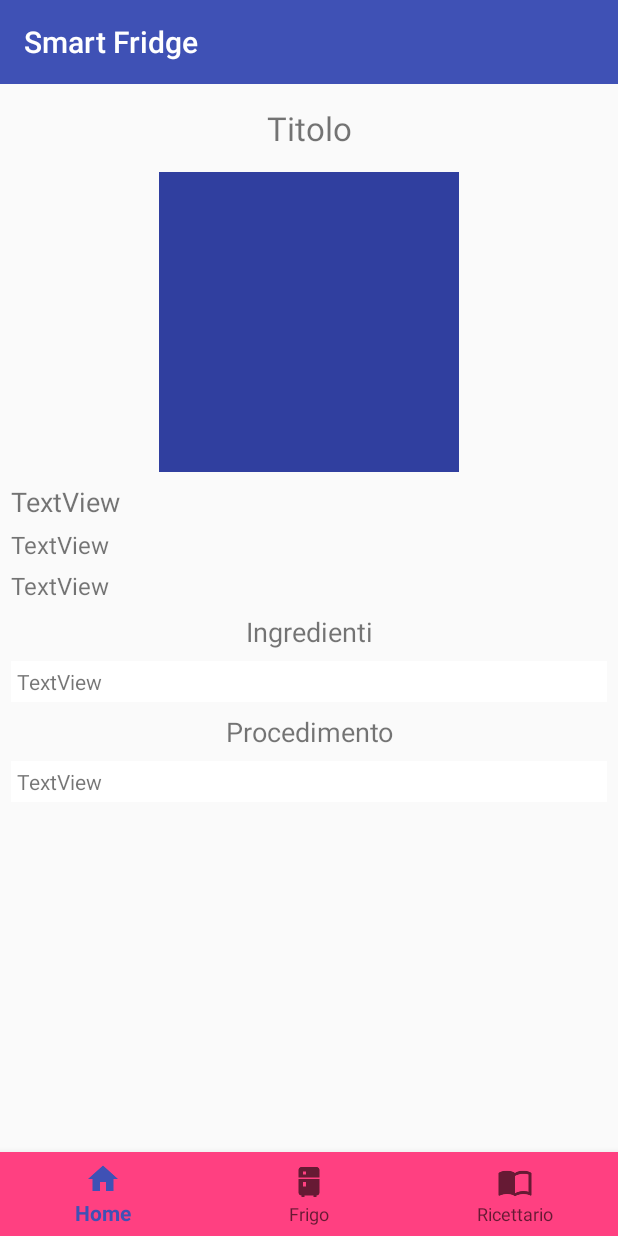
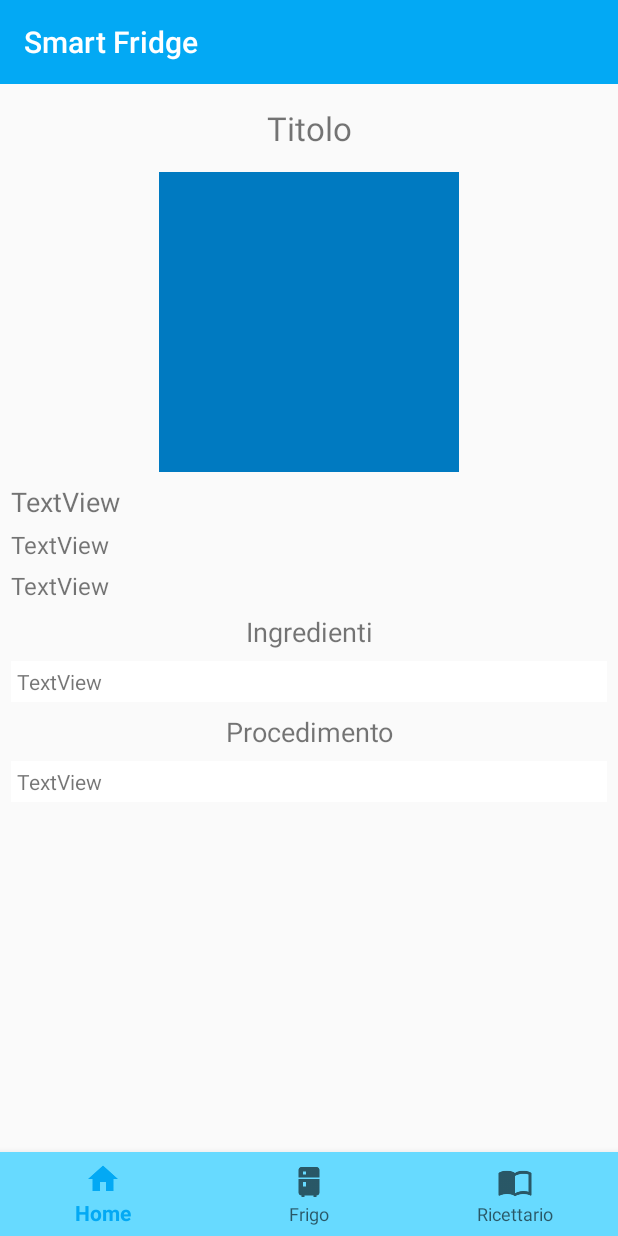
Before and after one commit to alesala95/progetto_domotica, an Android app: the fragment FragRicetta placed in its activity, on a phone screen of 412 x 824 dp. Run offline under Robolectric (Android 15) with nearby library versions, the phone set to English and light mode, and no system bars; our stand-ins replace Picasso; pictures from the network do not load; 1 statement that could not run was skipped.

Commit message:
no message

```diff
--- a/SmartFridge2/app/src/main/java/com/example/lorealerick/smartfridge2/Activity/Main/Adapters/AdapterListaCategorie.java
+++ b/SmartFridge2/app/src/main/java/com/example/lorealerick/smartfridge2/Activity/Main/Adapters/AdapterListaCategorie.java
@@ -10,8 +10,6 @@ import android.widget.ArrayAdapter;
 import android.widget.TextView;
 
 import com.example.lorealerick.smartfridge2.Activity.Main.Interfaces.ListenerApriRicetta;
-import com.example.lorealerick.smartfridge2.Activity.Main.Interfaces.ListenerEventi;
-import com.example.lorealerick.smartfridge2.Activity.Main.Interfaces.OnItemClickListener;
 import com.example.lorealerick.smartfridge2.Models.Categoria;
 import com.example.lorealerick.smartfridge2.R;
 import com.example.lorealerick.smartfridge2.Utils.RecyclerDivider;
--- a/SmartFridge2/app/src/main/java/com/example/lorealerick/smartfridge2/Activity/Main/Fragments/FragHome.java
+++ b/SmartFridge2/app/src/main/java/com/example/lorealerick/smartfridge2/Activity/Main/Fragments/FragHome.java
@@ -1,7 +1,6 @@
 package com.example.lorealerick.smartfridge2.Activity.Main.Fragments;
 
 import android.os.Bundle;
-import android.support.annotation.Nullable;
 import android.support.v4.app.Fragment;
 import android.view.LayoutInflater;
 import android.view.View;
--- a/SmartFridge2/app/src/main/java/com/example/lorealerick/smartfridge2/Activity/Main/Fragments/FragRicetta.java
+++ b/SmartFridge2/app/src/main/java/com/example/lorealerick/smartfridge2/Activity/Main/Fragments/FragRicetta.java
@@ -10,7 +10,6 @@ import android.widget.ImageView;
 import android.widget.TextView;
 
 import com.example.lorealerick.smartfridge2.Database.DatabaseAdapter;
-import com.example.lorealerick.smartfridge2.Database.DatabaseHelper;
 import com.example.lorealerick.smartfridge2.Models.Ricetta;
 import com.example.lorealerick.smartfridge2.R;
 import com.example.lorealerick.smartfridge2.Utils.BitmapHandle;
--- a/SmartFridge2/app/src/main/java/com/example/lorealerick/smartfridge2/Activity/Main/Fragments/FragRicettario.java
+++ b/SmartFridge2/app/src/main/java/com/example/lorealerick/smartfridge2/Activity/Main/Fragments/FragRicettario.java
@@ -1,7 +1,6 @@
 package com.example.lorealerick.smartfridge2.Activity.Main.Fragments;
 
 import android.content.Context;
-import android.graphics.drawable.BitmapDrawable;
 import android.os.AsyncTask;
 import android.os.Bundle;
 import android.support.v4.app.Fragment;
--- a/SmartFridge2/app/src/main/java/com/example/lorealerick/smartfridge2/Activity/Main/Interfaces/ListenerApriRicetta.java
+++ b/SmartFridge2/app/src/main/java/com/example/lorealerick/smartfridge2/Activity/Main/Interfaces/ListenerApriRicetta.java
@@ -1,7 +1,5 @@
 package com.example.lorealerick.smartfridge2.Activity.Main.Interfaces;
 
-import android.widget.ImageView;
-import android.widget.TextView;
 
 /**
  * Created by LoreAleRick on 09/03/2018.
--- a/SmartFridge2/app/src/main/java/com/example/lorealerick/smartfridge2/Activity/Main/MainActivity.java
+++ b/SmartFridge2/app/src/main/java/com/example/lorealerick/smartfridge2/Activity/Main/MainActivity.java
@@ -13,9 +13,6 @@ import com.example.lorealerick.smartfridge2.Activity.Main.Fragments.FragFrigo;
 import com.example.lorealerick.smartfridge2.Activity.Main.Fragments.FragHome;
 import com.example.lorealerick.smartfridge2.Activity.Main.Fragments.FragRicetta;
 import com.example.lorealerick.smartfridge2.Activity.Main.Fragments.FragRicettario;
-import com.example.lorealerick.smartfridge2.Activity.Main.Interfaces.ListenerEventi;
-import com.example.lorealerick.smartfridge2.Database.DatabaseAdapter;
-import com.example.lorealerick.smartfridge2.Models.Ricetta;
 import com.example.lorealerick.smartfridge2.R;
 
 
@@ -37,16 +34,6 @@ public class MainActivity extends AppCompatActivity{
         if(findViewById(R.id.container) != null)
             if(savedInstanceState != null)
                 aggiungiFragment(0,false);
-
-
-        /*DatabaseAdapter dbAdapter = new DatabaseAdapter(this);
-        dbAdapter.addRicetta(new Ricetta(1,"Pasta",3,"3h","Lore","Spaghetti","Metti l'acqua","","primo"));
-        dbAdapter.addRicetta(new Ricetta(2,"Pollo",3,"3h","Lore","Spaghetti","Metti l'acqua","","secondo"));
-        dbAdapter.addRicetta(new Ricetta(3,"Lasagne",3,"3h","Lore","Spaghetti","Metti l'acqua","","terzo"));
-        dbAdapter.addRicetta(new Ricetta(4,"Brasato",3,"3h","Lore","Spaghetti","Metti l'acqua","","primo"));
-        dbAdapter.addRicetta(new Ricetta(5,"Ossobuco",3,"3h","Lore","Spaghetti","Metti l'acqua","","quarto"));
-        dbAdapter.addRicetta(new Ricetta(6,"Ossobuco",3,"3h","Lore","Spaghetti","Metti l'acqua","","sesto"));
-        dbAdapter.addRicetta(new Ricetta(7,"Ossobuco",3,"3h","Lore","Spaghetti","Metti l'acquaMetti l'acquaMetti l'acquaMetti l'acquaMetti l'acquaMetti l'acquaMetti l'acquaMetti l'acquaMetti l'acquaMetti l'acquaMetti l'acquaMetti l'acquaMetti l'acquaMetti l'acquaMetti l'acquaMetti l'acquaMetti l'acquaMetti l'acquaMetti l'acquaMetti l'acquaMetti l'acquaMetti l'acquaMetti l'acquaMetti l'acquaMetti l'acquaMetti l'acquaMetti l'acquaMetti l'acquaMetti l'acquaMetti l'acquaMetti l'acquaMetti l'acquaMetti l'acqua","","nono"));*/
     }
 
     private void inizializzaFragment (){
--- a/SmartFridge2/app/src/main/java/com/example/lorealerick/smartfridge2/Database/DatabaseAdapter.java
+++ b/SmartFridge2/app/src/main/java/com/example/lorealerick/smartfridge2/Database/DatabaseAdapter.java
@@ -5,14 +5,11 @@ import android.content.Context;
 import android.database.Cursor;
 import android.database.SQLException;
 import android.database.sqlite.SQLiteDatabase;
-import android.database.sqlite.SQLiteOpenHelper;
 
 import com.example.lorealerick.smartfridge2.Models.Alimento;
 import com.example.lorealerick.smartfridge2.Models.Ricetta;
 
-import java.text.DateFormat;
 import java.util.ArrayList;
-import java.util.List;
 
 /**
  * Created by LoreAleRick on 08/03/2018.
--- a/SmartFridge2/app/src/main/java/com/example/lorealerick/smartfridge2/Models/Alimento.java
+++ b/SmartFridge2/app/src/main/java/com/example/lorealerick/smartfridge2/Models/Alimento.java
@@ -2,7 +2,6 @@ package com.example.lorealerick.smartfridge2.Models;
 
 import com.google.gson.annotations.SerializedName;
 
-import java.sql.Date;
 
 /**
  * Created by LoreAleRick on 10/03/2018.
--- a/SmartFridge2/app/src/main/java/com/example/lorealerick/smartfridge2/SmartFridgeAPI/AlimentiAPI.java
+++ b/SmartFridge2/app/src/main/java/com/example/lorealerick/smartfridge2/SmartFridgeAPI/AlimentiAPI.java
@@ -1,7 +1,6 @@
 package com.example.lorealerick.smartfridge2.SmartFridgeAPI;
 
 import com.example.lorealerick.smartfridge2.Models.Alimento;
-import com.example.lorealerick.smartfridge2.Models.Ricetta;
 
 import java.util.ArrayList;
 import java.util.Map;
--- a/SmartFridge2/app/src/main/java/com/example/lorealerick/smartfridge2/Utils/RecyclerDivider.java
+++ b/SmartFridge2/app/src/main/java/com/example/lorealerick/smartfridge2/Utils/RecyclerDivider.java
@@ -2,11 +2,9 @@ package com.example.lorealerick.smartfridge2.Utils;
 
 import android.content.Context;
 import android.graphics.Rect;
-import android.support.annotation.DimenRes;
 import android.support.v7.widget.RecyclerView;
 import android.view.View;
 
-import com.example.lorealerick.smartfridge2.R;
 
 /**
  * Created by LoreAleRick on 09/03/2018.
--- a/SmartFridge2/app/src/main/res/values/colors.xml
+++ b/SmartFridge2/app/src/main/res/values/colors.xml
@@ -1,7 +1,7 @@
 <?xml version="1.0" encoding="utf-8"?>
 <resources>
-    <color name="colorPrimary">#3F51B5</color>
-    <color name="colorPrimaryDark">#303F9F</color>
-    <color name="colorAccent">#FF4081</color>
+    <color name="colorPrimary">#03a9f4</color>
+    <color name="colorPrimaryDark">#007ac1</color>
+    <color name="colorAccent">#67daff</color>
     <color name="transparent">#40000000</color>
 </resources>
```
Also changed, not shown: SmartFridge2/app/src/main/java/com/example/lorealerick/smartfridge2/Activity/Main/Fragments/FragFrigo.java (+9 -1 lines), SmartFridge2/app/src/main/res/layout/frag_frigo.xml (+8 -0 lines).
